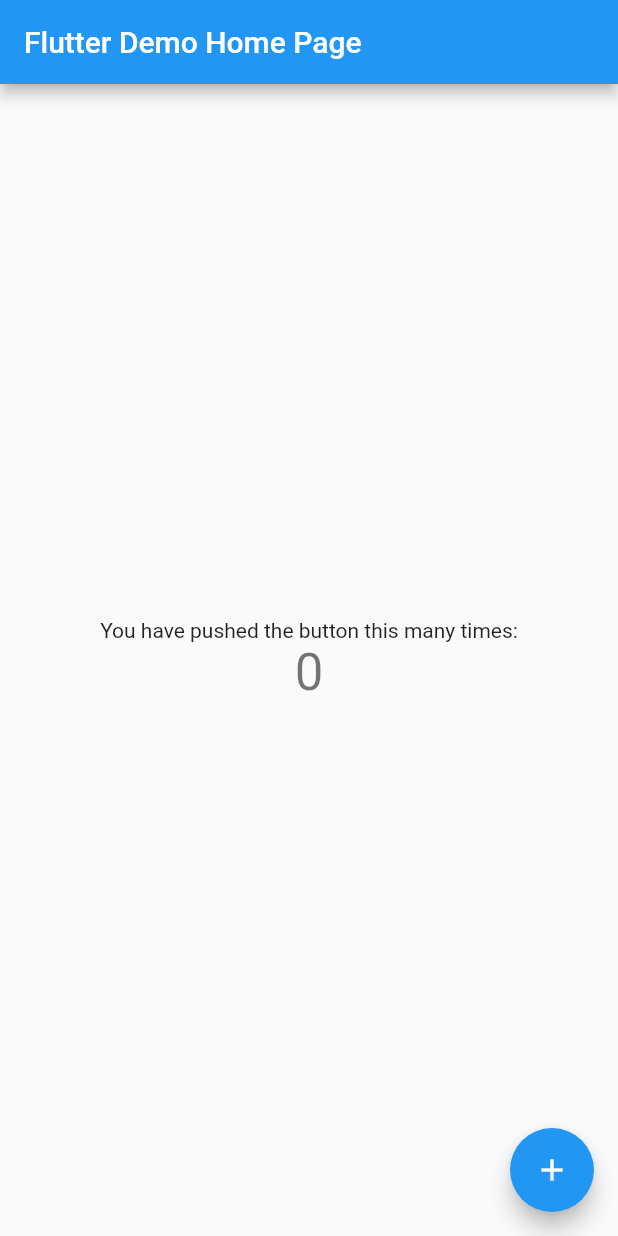
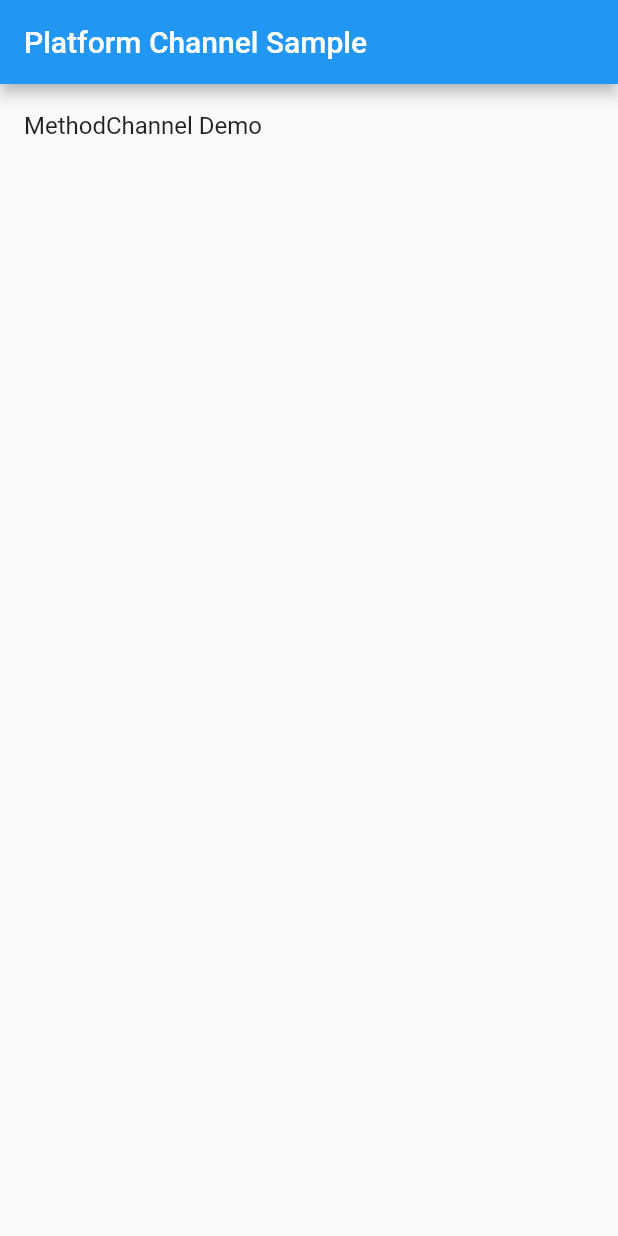
Before and after one commit to HillLiu/flutter_call_native, a Flutter app: the screen it shows after launch, on a phone screen of 412 x 824 dp. Run offline on Flutter 3.47's test engine with Material 2 defaults, Android fonts, the phone set to English and light mode, and no system bars.

Commit message:
Add flutter code

```diff
--- /dev/null
+++ b/lib/counter_method_channel.dart
@@ -0,0 +1,29 @@
+// Copyright 2020 The Flutter team. All rights reserved.
+// Use of this source code is governed by a BSD-style license that can be
+// found in the LICENSE file.
+
+import 'package:flutter/services.dart';
+
+/// This class includes implementation of two platform methods [increment],
+/// and [decrement] which are used to increment and decrement value
+/// of count respectively.
+class Counter {
+  /// Creates a [MethodChannel] with the specified name to invoke platform method.
+  /// In order to communicate across platforms, the name of MethodChannel
+  /// should be same on native and dart side.
+  static MethodChannel methodChannel = const MethodChannel('methodChannelDemo');
+
+  /// This method is responsible to increment and return the value of count.
+  static Future<int> increment({required int counterValue}) async {
+    final result = await methodChannel
+        .invokeMethod<int>('increment', {'count': counterValue});
+    return result!;
+  }
+
+  /// This method is responsible to decrement and return the value of count.
+  static Future<int> decrement({required int counterValue}) async {
+    final result = await methodChannel
+        .invokeMethod<int>('decrement', {'count': counterValue});
+    return result!;
+  }
+}
--- a/lib/main.dart
+++ b/lib/main.dart
@@ -1,4 +1,5 @@
 import 'package:flutter/material.dart';
+import './method_channel_demo.dart';
 
 void main() {
   runApp(const MyApp());
@@ -11,6 +12,9 @@ class MyApp extends StatelessWidget {
   @override
   Widget build(BuildContext context) {
     return MaterialApp(
+      routes: {
+        '/methodChannelDemo': (context) => const MethodChannelDemo(),
+      },
       title: 'Flutter Demo',
       theme: ThemeData(
         // This is the theme of your application.
@@ -24,13 +28,29 @@ class MyApp extends StatelessWidget {
         // is not restarted.
         primarySwatch: Colors.blue,
       ),
-      home: const MyHomePage(title: 'Flutter Demo Home Page'),
+      home: const MyHomePage(),
     );
   }
 }
 
-class MyHomePage extends StatefulWidget {
-  const MyHomePage({Key? key, required this.title}) : super(key: key);
+class DemoInfo {
+  final String demoTitle;
+  final String demoRoute;
+
+  DemoInfo(this.demoTitle, this.demoRoute);
+}
+
+
+List<DemoInfo> demoList = [
+  DemoInfo(
+    'MethodChannel Demo',
+    '/methodChannelDemo',
+  ),
+];
+
+class MyHomePage extends StatelessWidget {
+
+  const MyHomePage({super.key});
 
   // This widget is the home page of your application. It is stateful, meaning
   // that it has a State object (defined below) that contains fields that affect
@@ -41,75 +61,32 @@ class MyHomePage extends StatefulWidget {
   // used by the build method of the State. Fields in a Widget subclass are
   // always marked "final".
 
-  final String title;
-
   @override
-  State<MyHomePage> createState() => _MyHomePageState();
+  Widget build(BuildContext context) {
+    return Scaffold(
+      appBar: AppBar(
+        title: const Text('Platform Channel Sample'),
+      ),
+      body: ListView(
+        children: demoList.map((demoInfo) => DemoTile(demoInfo)).toList(),
+      ),
+    );
+  }
 }
 
-class _MyHomePageState extends State<MyHomePage> {
-  int _counter = 0;
+/// This widget is responsible for displaying the [ListTile] on [HomePage].
+class DemoTile extends StatelessWidget {
+  final DemoInfo demoInfo;
 
-  void _incrementCounter() {
-    setState(() {
-      // This call to setState tells the Flutter framework that something has
-      // changed in this State, which causes it to rerun the build method below
-      // so that the display can reflect the updated values. If we changed
-      // _counter without calling setState(), then the build method would not be
-      // called again, and so nothing would appear to happen.
-      _counter++;
-    });
-  }
+  const DemoTile(this.demoInfo, {super.key});
 
   @override
   Widget build(BuildContext context) {
-    // This method is rerun every time setState is called, for instance as done
-    // by the _incrementCounter method above.
-    //
-    // The Flutter framework has been optimized to make rerunning build methods
-    // fast, so that you can just rebuild anything that needs updating rather
-    // than having to individually change instances of widgets.
-    return Scaffold(
-      appBar: AppBar(
-        // Here we take the value from the MyHomePage object that was created by
-        // the App.build method, and use it to set our appbar title.
-        title: Text(widget.title),
-      ),
-      body: Center(
-        // Center is a layout widget. It takes a single child and positions it
-        // in the middle of the parent.
-        child: Column(
-          // Column is also a layout widget. It takes a list of children and
-          // arranges them vertically. By default, it sizes itself to fit its
-          // children horizontally, and tries to be as tall as its parent.
-          //
-          // Invoke "debug painting" (press "p" in the console, choose the
-          // "Toggle Debug Paint" action from the Flutter Inspector in Android
-          // Studio, or the "Toggle Debug Paint" command in Visual Studio Code)
-          // to see the wireframe for each widget.
-          //
-          // Column has various properties to control how it sizes itself and
-          // how it positions its children. Here we use mainAxisAlignment to
-          // center the children vertically; the main axis here is the vertical
-          // axis because Columns are vertical (the cross axis would be
-          // horizontal).
-          mainAxisAlignment: MainAxisAlignment.center,
-          children: <Widget>[
-            const Text(
-              'You have pushed the button this many times:',
-            ),
-            Text(
-              '$_counter',
-              style: Theme.of(context).textTheme.headline4,
-            ),
-          ],
-        ),
-      ),
-      floatingActionButton: FloatingActionButton(
-        onPressed: _incrementCounter,
-        tooltip: 'Increment',
-        child: const Icon(Icons.add),
-      ), // This trailing comma makes auto-formatting nicer for build methods.
+    return ListTile(
+      title: Text(demoInfo.demoTitle),
+      onTap: () {
+        Navigator.pushNamed(context, demoInfo.demoRoute);
+      },
     );
   }
 }
```
Also changed, not shown: lib/method_channel_demo.dart (added, +90 -0 lines).
